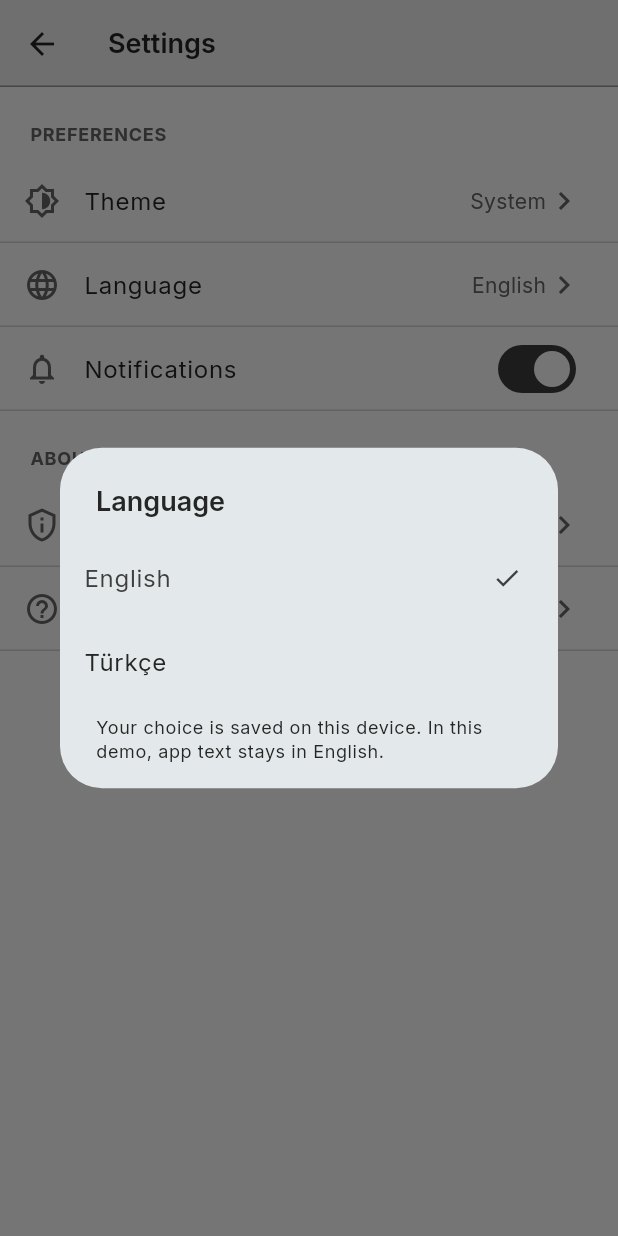
After one commit to adasarabil/TripMate, a Flutter app: the SettingsScreen screen opened by its route, after a tap on "Language", on a phone screen of 412 x 824 dp. The commit adds this screen. Run offline on Flutter 3.47's test engine with Material 3 defaults, Android fonts, the phone set to English and light mode, and no system bars; our stand-ins replace material_ui, share_plus.

Commit message:
Implement settings and preferences

```diff
--- /dev/null
+++ b/lib/features/groups/settings_screen.dart
@@ -0,0 +1,239 @@
+import 'package:material_ui/material_ui.dart';
+import 'package:provider/provider.dart';
+
+import '../../app/demo_session.dart';
+import '../../ui/app_theme.dart';
+
+const _themeLabels = {
+  ThemeMode.system: 'System',
+  ThemeMode.light: 'Light',
+  ThemeMode.dark: 'Dark',
+};
+
+const _languageLabels = {'en': 'English', 'tr': 'Türkçe'};
+
+/// 22 · Settings, opened from the Profile gear.
+class SettingsScreen extends StatelessWidget {
+  const SettingsScreen({super.key});
+
+  Future<T?> _pick<T>(
+    BuildContext context, {
+    required String title,
+    required Map<T, String> options,
+    required T selected,
+    String? note,
+  }) {
+    return showDialog<T>(
+      context: context,
+      builder: (dialogContext) => SimpleDialog(
+        title: Text(title),
+        children: [
+          for (final entry in options.entries)
+            ListTile(
+              title: Text(entry.value),
+              selected: entry.key == selected,
+              trailing: entry.key == selected
+                  ? const Icon(Icons.check, size: 20)
+                  : null,
+              onTap: () => Navigator.pop(dialogContext, entry.key),
+            ),
+          if (note != null)
+            Padding(
+              padding: const EdgeInsets.fromLTRB(
+                AppSpacing.xl,
+                AppSpacing.sm,
+                AppSpacing.xl,
+                0,
+              ),
+              child: Text(
+                note,
+                style: Theme.of(dialogContext).textTheme.bodySmall,
+              ),
+            ),
+        ],
+      ),
+    );
+  }
+
+  Future<void> _chooseTheme(BuildContext context) async {
+    final session = context.read<DemoSession>();
+    final mode = await _pick(
+      context,
+      title: 'Theme',
+      options: _themeLabels,
+      selected: session.themeMode,
+    );
+    if (mode != null) session.setThemeMode(mode);
+  }
+
+  Future<void> _chooseLanguage(BuildContext context) async {
+    final session = context.read<DemoSession>();
+    final code = await _pick(
+      context,
+      title: 'Language',
+      options: _languageLabels,
+      selected: session.languageCode,
+      note:
+          'Your choice is saved on this device. In this demo, app text '
+          'stays in English.',
+    );
+    if (code != null) session.setLanguageCode(code);
+  }
+
+  void _about(BuildContext context, String title, String body) {
+    showDialog<void>(
+      context: context,
+      builder: (dialogContext) => AlertDialog(
+        title: Text(title),
+        content: Text(body),
+        actions: [
+          TextButton(
+            onPressed: () => Navigator.pop(dialogContext),
+            child: const Text('Close'),
+          ),
+        ],
+      ),
+    );
+  }
+
+  @override
+  Widget build(BuildContext context) {
+    final session = context.watch<DemoSession>();
+    return Scaffold(
+      appBar: AppBar(title: const Text('Settings')),
+      body: SafeArea(
+        top: false,
+        child: ListView(
+          padding: const EdgeInsets.only(bottom: AppSpacing.xxl),
+          children: [
+            const _SectionHeader('PREFERENCES'),
+            _SettingsRow(
+              icon: Icons.brightness_6_outlined,
+              title: 'Theme',
+              value: _themeLabels[session.themeMode]!,
+              onTap: () => _chooseTheme(context),
+            ),
+            _SettingsRow(
+              icon: Icons.language,
+              title: 'Language',
+              value:
+                  _languageLabels[session.languageCode] ?? session.languageCode,
+              onTap: () => _chooseLanguage(context),
+            ),
+            _Divided(
+              child: SwitchListTile(
+                secondary: const Icon(Icons.notifications_none),
+                title: const Text('Notifications'),
+                value: session.notificationsEnabled,
+                onChanged: context.read<DemoSession>().setNotificationsEnabled,
+              ),
+            ),
+            const _SectionHeader('ABOUT'),
+            _SettingsRow(
+              icon: Icons.privacy_tip_outlined,
+              title: 'Privacy Policy',
+              onTap: () => _about(
+                context,
+                'Privacy Policy',
+                'This Step 2.2 demo keeps all trips, groups and settings in '
+                    'memory on this device. Nothing is sent to a server, and '
+                    'data resets when the app restarts.',
+              ),
+            ),
+            _SettingsRow(
+              icon: Icons.help_outline,
+              title: 'Support',
+              onTap: () => _about(
+                context,
+                'Support',
+                'TripMate is built by CS310 Group 39 at Sabancı University. '
+                    'For help with the demo, contact a team member.',
+              ),
+            ),
+          ],
+        ),
+      ),
+    );
+  }
+}
+
+class _SectionHeader extends StatelessWidget {
+  const _SectionHeader(this.label);
+
+  final String label;
+
+  @override
+  Widget build(BuildContext context) {
+    final theme = Theme.of(context);
+    return Padding(
+      padding: const EdgeInsets.fromLTRB(
+        AppSpacing.page,
+        AppSpacing.xl,
+        AppSpacing.page,
+        AppSpacing.sm,
+      ),
+      child: Text(
+        label,
+        style: theme.textTheme.labelMedium?.copyWith(
+          fontWeight: FontWeight.w700,
+          color: theme.colorScheme.onSurfaceVariant,
+        ),
+      ),
+    );
+  }
+}
+
+class _Divided extends StatelessWidget {
+  const _Divided({required this.child});
+
+  final Widget child;
+
+  @override
+  Widget build(BuildContext context) => DecoratedBox(
+    decoration: BoxDecoration(
+      border: Border(
+        bottom: BorderSide(color: Theme.of(context).colorScheme.outlineVariant),
+      ),
+    ),
+    child: child,
+  );
+}
+
+class _SettingsRow extends StatelessWidget {
+  const _SettingsRow({
+    required this.icon,
+    required this.title,
+    required this.onTap,
+    this.value,
+  });
+
+  final IconData icon;
+  final String title;
+  final String? value;
+  final VoidCallback onTap;
+
+  @override
+  Widget build(BuildContext context) {
+    final theme = Theme.of(context);
+    return _Divided(
+      child: ListTile(
+        leading: Icon(icon),
+        title: Text(title),
+        trailing: Row(
+          mainAxisSize: MainAxisSize.min,
+          children: [
+            if (value != null)
+              Text(
+                value!,
+                style: theme.textTheme.bodyMedium?.copyWith(
+                  color: theme.colorScheme.onSurfaceVariant,
+                ),
+              ),
+            const Icon(Icons.chevron_right),
+          ],
+        ),
+        onTap: onTap,
+      ),
+    );
+  }
+}
--- a/lib/features/groups/step22_groups.dart
+++ b/lib/features/groups/step22_groups.dart
@@ -1,9 +1,9 @@
 import 'package:flutter/widgets.dart';
 
-import '../../ui/app_widgets.dart';
 import 'group_detail_screen.dart';
 import 'join_group_screen.dart';
 import 'my_groups_screen.dart';
+import 'settings_screen.dart';
 
 Widget groupsTab() => const MyGroupsScreen();
 
@@ -11,4 +11,4 @@ Widget groupDetailScreen(String groupId) => GroupDetailScreen(groupId: groupId);
 
 Widget joinGroupScreen() => const JoinGroupScreen();
 
-Widget settingsScreen() => const PendingStep22Screen('Settings');
+Widget settingsScreen() => const SettingsScreen();
```
